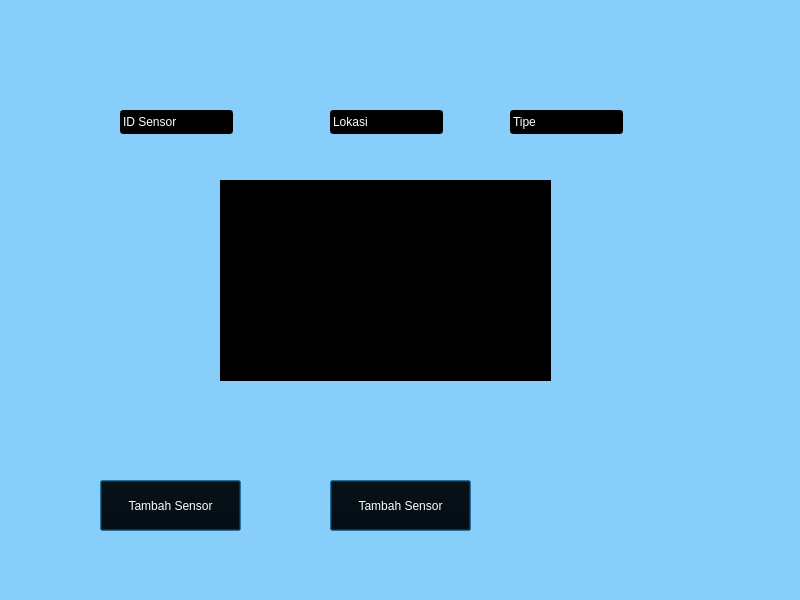
Above: mainwindow.ui from farel-dev68/Project-UAS before the change. Below: the same form after it.
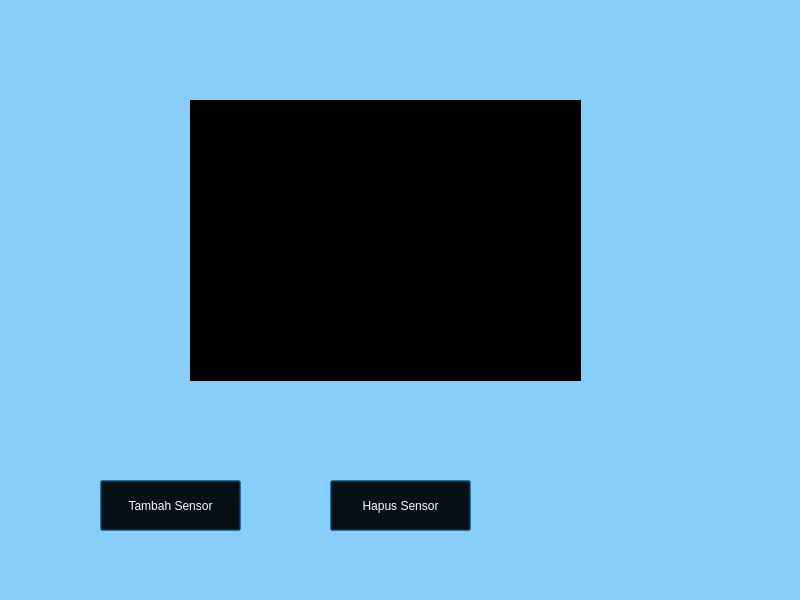
That is the form after the change.

```diff
--- a/mainwindow.ui
+++ b/mainwindow.ui
@@ -81,7 +81,7 @@
 </string>
     </property>
     <property name="text">
-     <string>Tambah Sensor</string>
+     <string>Hapus Sensor</string>
     </property>
     <property name="iconSize">
      <size>
@@ -99,67 +99,13 @@
      <bool>false</bool>
     </property>
    </widget>
-   <widget class="QLineEdit" name="lineSensorID">
-    <property name="geometry">
-     <rect>
-      <x>120</x>
-      <y>110</y>
-      <width>113</width>
-      <height>24</height>
-     </rect>
-    </property>
-    <property name="styleSheet">
-     <string notr="true">color: white;
-background-color: black;
-</string>
-    </property>
-    <property name="text">
-     <string>ID Sensor</string>
-    </property>
-   </widget>
-   <widget class="QLineEdit" name="lineType">
-    <property name="geometry">
-     <rect>
-      <x>510</x>
-      <y>110</y>
-      <width>113</width>
-      <height>24</height>
-     </rect>
-    </property>
-    <property name="styleSheet">
-     <string notr="true">color: white;
-background-color: black;
-</string>
-    </property>
-    <property name="text">
-     <string>Tipe</string>
-    </property>
-   </widget>
-   <widget class="QLineEdit" name="lineLocation">
-    <property name="geometry">
-     <rect>
-      <x>330</x>
-      <y>110</y>
-      <width>113</width>
-      <height>24</height>
-     </rect>
-    </property>
-    <property name="styleSheet">
-     <string notr="true">color: white;
-background-color: black;
-</string>
-    </property>
-    <property name="text">
-     <string>Lokasi</string>
-    </property>
-   </widget>
    <widget class="QTextBrowser" name="textOutput">
     <property name="geometry">
      <rect>
-      <x>220</x>
-      <y>180</y>
-      <width>331</width>
-      <height>201</height>
+      <x>190</x>
+      <y>100</y>
+      <width>391</width>
+      <height>281</height>
      </rect>
     </property>
     <property name="styleSheet">
```
